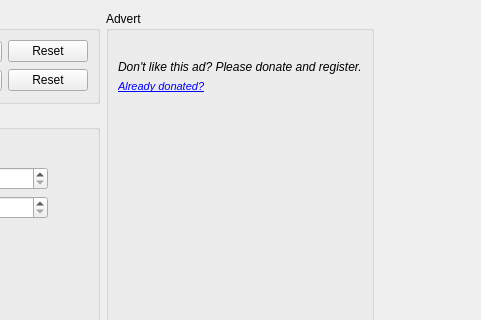
Qt form gui/accounts.ui (ensisoft/newsflash-plus) before a commit; both pictures show x 525 to 1006 and y 0 to 320 of the 1006 by 489 pixel window.
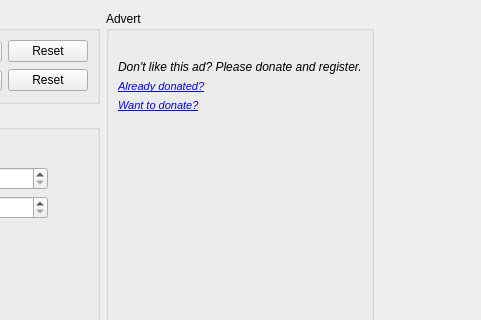
The same form after that commit. Icons and pictures are not drawn. Custom widgets are drawn as their Qt base class.

Commit message:
Added donate links next to the advertisments
Added donate links next to the advertisments.

```diff
--- a/gui/accounts.ui
+++ b/gui/accounts.ui
@@ -353,6 +353,22 @@
         </property>
        </widget>
       </item>
+      <item>
+       <widget class="QLabel" name="lblDonate">
+        <property name="font">
+         <font>
+          <italic>false</italic>
+         </font>
+        </property>
+        <property name="text">
+         <string>&lt;!DOCTYPE HTML PUBLIC &quot;-//W3C//DTD HTML 4.0//EN&quot; &quot;http://www.w3.org/TR/REC-html40/strict.dtd&quot;&gt;
+&lt;html&gt;&lt;head&gt;&lt;meta name=&quot;qrichtext&quot; content=&quot;1&quot; /&gt;&lt;style type=&quot;text/css&quot;&gt;
+p, li { white-space: pre-wrap; }
+&lt;/style&gt;&lt;/head&gt;&lt;body style=&quot; font-family:'Cantarell'; font-size:10pt; font-weight:400; font-style:normal;&quot;&gt;
+&lt;p style=&quot; margin-top:0px; margin-bottom:0px; margin-left:0px; margin-right:0px; -qt-block-indent:0; text-indent:0px;&quot;&gt;&lt;a href=&quot;search.html&quot;&gt;&lt;span style=&quot; font-family:'MS Shell Dlg 2'; font-size:8pt; font-style:italic; text-decoration: underline; color:#0000ff;&quot;&gt;Want to donate?&lt;/span&gt;&lt;/a&gt;&lt;/p&gt;&lt;/body&gt;&lt;/html&gt;</string>
+        </property>
+       </widget>
+      </item>
       <item>
        <spacer name="verticalSpacer_2">
         <property name="orientation">
```
The commit also changes 7 other files.
